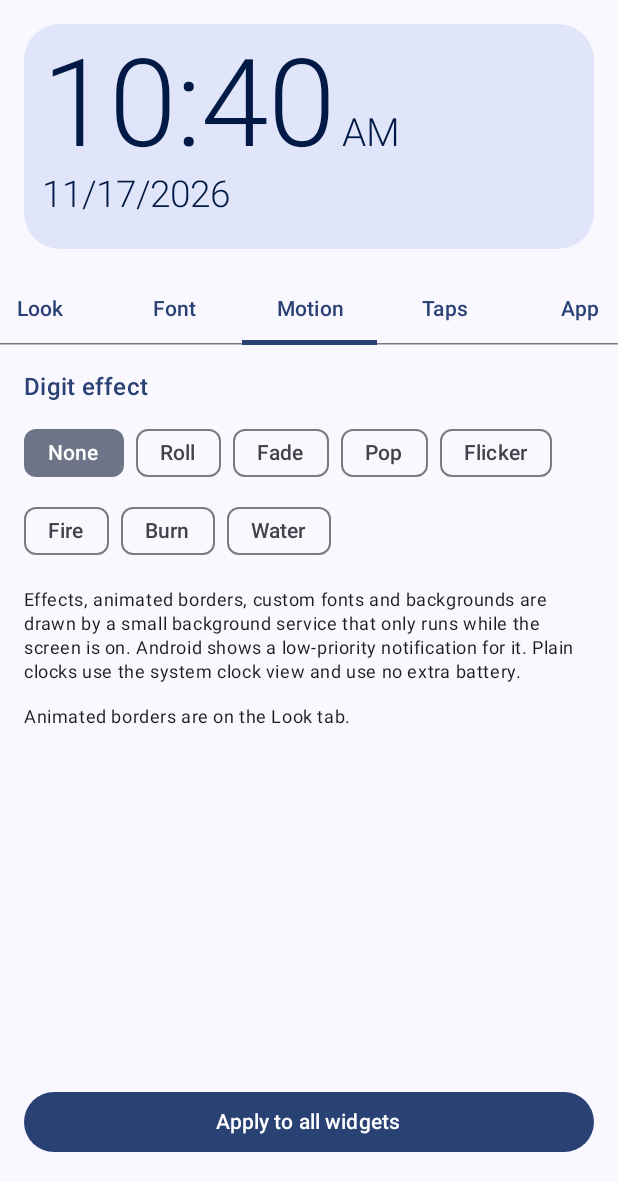
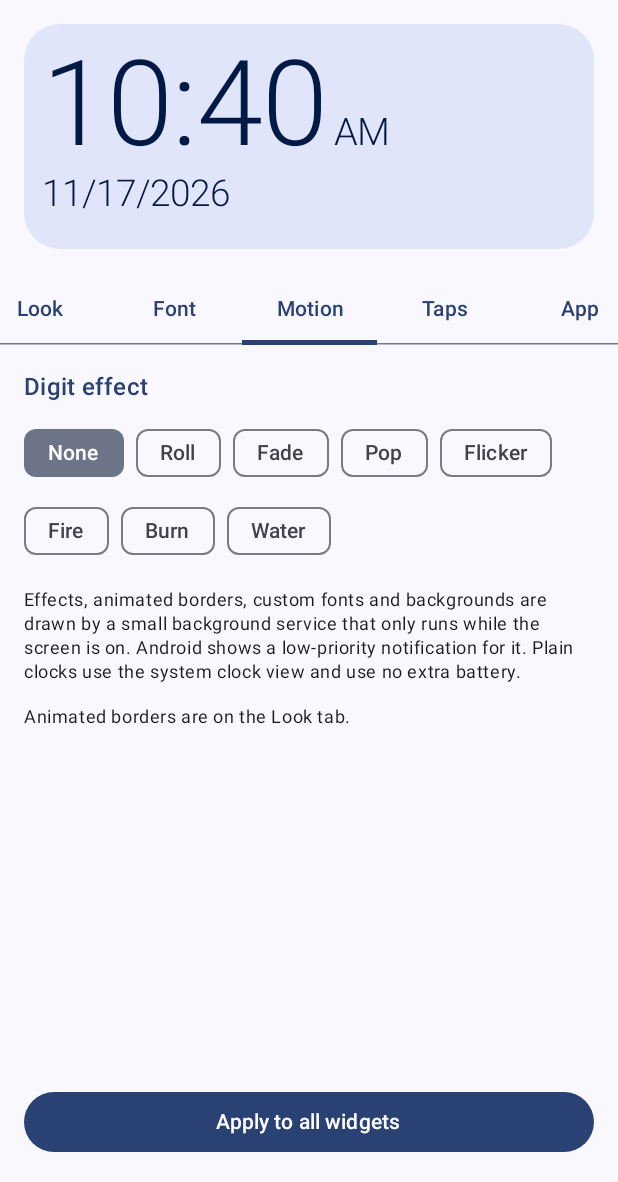
Before and after one commit to KRAN-K/2pctClock, an Android app built with Jetpack Compose: the screen it shows after launch (ConfigActivity), tab 4 chosen, on a phone screen of 412 x 824 dp, the part 54-1236 px from its top. Run offline under Robolectric (Android 15) with nearby library versions, the phone set to English and light mode, and no system bars; pictures from the network do not load.

Commit message:
Normalize font digit size, migrate tap default to Clock app, gear toggle on Look tab
Co-Authored-By: Claude Sonnet 5.5 <noreply@anthropic.com>
Claude-Session: https://claude.ai/code/session_01G5MyHCNhp7jyhz9SF8vL5e

```diff
--- a/app/src/main/java/app/pct/clock/ClockSettings.kt
+++ b/app/src/main/java/app/pct/clock/ClockSettings.kt
@@ -147,6 +147,7 @@ data class ClockSettings(
     fun toJson(): String = JSONObject().apply {
         put("timeFormat", timeFormat.name)
         put("showSeconds", showSeconds)
+        put("ver", 2)
         put("showAmPm", showAmPm)
         put("showDate", showDate)
         put("dateStyle", dateStyle.name)
@@ -212,7 +213,7 @@ data class ClockSettings(
                     fontColor = o.optInt("fontColor", d.fontColor),
                     fontGradientKey = o.optString("fontGradientKey", d.fontGradientKey),
                     align = o.enumOr("align", d.align),
-                    sizeScale = o.optDouble("sizeScale", d.sizeScale.toDouble()).toFloat().coerceIn(0.5f, 1.5f),
+                    sizeScale = o.optDouble("sizeScale", d.sizeScale.toDouble()).toFloat().coerceIn(0.5f, 2f),
                     layout = o.enumOr("layout", d.layout),
                     dateTapType = o.enumOr("dateTapType", d.dateTapType),
                     dateTapValue = o.optString("dateTapValue", d.dateTapValue),
@@ -226,7 +227,7 @@ data class ClockSettings(
                     borderColor = o.optInt("borderColor", d.borderColor),
                     animation = o.enumOr("animation", d.animation),
                     animUnit = o.enumOr("animUnit", d.animUnit),
-                    tapType = o.enumOr("tapType", d.tapType),
+                    tapType = o.enumOr("tapType", d.tapType).let { if (o.optInt("ver", 1) < 2 && it == TapType.ALARMS) TapType.CLOCK else it },
                     tapValue = o.optString("tapValue", d.tapValue),
                     showGear = o.optBoolean("showGear", d.showGear),
                 )
--- a/app/src/main/java/app/pct/clock/ConfigActivity.kt
+++ b/app/src/main/java/app/pct/clock/ConfigActivity.kt
@@ -408,10 +408,11 @@ private fun LookTab(s: ClockSettings, set: (ClockSettings) -> Unit) {
     Section("Layout") {
         Text("Alignment", style = MaterialTheme.typography.labelLarge)
         ChipRow(ClockAlign.entries, s.align, { it.label }) { set(s.copy(align = it)) }
+        SwitchRow("Show settings gear icon", s.showGear) { set(s.copy(showGear = it)) }
         Text("Arrangement", style = MaterialTheme.typography.labelLarge)
         ChipRow(LayoutStyle.entries, s.layout, { it.label }) { set(s.copy(layout = it)) }
         Text("Text size ${(s.sizeScale * 100).toInt()}%", style = MaterialTheme.typography.labelLarge)
-        Slider(value = s.sizeScale, onValueChange = { set(s.copy(sizeScale = it)) }, valueRange = 0.5f..1.5f)
+        Slider(value = s.sizeScale, onValueChange = { set(s.copy(sizeScale = it)) }, valueRange = 0.5f..2f)
     }
 }
 
--- a/app/src/main/java/app/pct/clock/StyledRenderer.kt
+++ b/app/src/main/java/app/pct/clock/StyledRenderer.kt
@@ -380,7 +380,12 @@ object StyledRenderer {
         if (split) {
             val gapPx = 10f * ppd
             val divW = max(1f, 1.5f * ppd)
-            var timePx = area.height() / 1.15f * scale
+            var timePx = area.height() / 1.15f * scale * run {
+                tp.textSize = 100f
+                val rr = Rect()
+                tp.getTextBounds("0123456789", 0, 10, rr)
+                if (rr.height() > 0) (72f / rr.height()).coerceIn(0.6f, 2.5f) else 1f
+            }
             val maxTimeW = area.width() * 0.58f
             val tw = timeWidth(timePx)
             if (tw > maxTimeW && tw > 0f) timePx *= maxTimeW / tw
@@ -426,15 +431,22 @@ object StyledRenderer {
             return
         }
 
-        val baseTimePx = area.height() / (1.15f + extras.size * 0.40f)
+        // fonts differ a lot in digit size; normalise so every font's digits come out the same visual size
+        val norm = run {
+            tp.textSize = 100f
+            val rr = Rect()
+            tp.getTextBounds("0123456789", 0, 10, rr)
+            if (rr.height() > 0) (72f / rr.height()).coerceIn(0.6f, 2.5f) else 1f
+        }
+        val baseTimePx = area.height() / (1.15f + extras.size * 0.40f) * norm
         var timePx = baseTimePx * scale
         val tw = timeWidth(timePx)
         if (tw > area.width() && tw > 0f) timePx *= area.width() / tw
         timePx = timePx.coerceAtLeast(8f * ppd)
         // the date and extras keep their normal size when the time is made bigger
-        var subPx = (min(timePx, baseTimePx) * 0.30f).coerceIn(11f * ppd, 26f * ppd).coerceAtMost(timePx)
+        var subPx = (min(timePx, baseTimePx) / norm * 0.30f).coerceIn(11f * ppd, 26f * ppd).coerceAtMost(timePx)
         var digitH = digitHeight(timePx)
-        var gap = if (extras.isEmpty()) 0f else timePx * 0.2f
+        var gap = if (extras.isEmpty()) 0f else timePx / norm * 0.2f
         var subLine = subPx * 1.25f
         var total = digitH + gap + extras.size * subLine
         // never let the date / extras fall off the bottom: shrink everything to fit the height
```
Also changed, not shown: app/src/main/java/app/pct/clock/TapActions.kt (+9 -0 lines).
